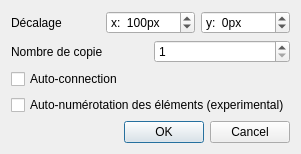
Qt form sources/ui/multipastedialog.ui (qelectrotech/qelectrotech-source-mirror) before a commit.
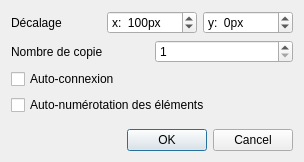
The same form after that commit.

Commit message: Multipaste : auto-num of element work, even if the option "erase label on copy /paste" is enable.

Diff of the .ui file:
```diff
--- a/sources/ui/multipastedialog.ui
+++ b/sources/ui/multipastedialog.ui
@@ -6,8 +6,8 @@
    <rect>
     <x>0</x>
     <y>0</y>
-    <width>261</width>
-    <height>136</height>
+    <width>304</width>
+    <height>162</height>
    </rect>
   </property>
   <property name="windowTitle">
@@ -90,14 +90,14 @@
    <item>
     <widget class="QCheckBox" name="m_auto_connection_cb">
      <property name="text">
-      <string>Auto-connection</string>
+      <string>Auto-connexion</string>
      </property>
     </widget>
    </item>
    <item>
     <widget class="QCheckBox" name="m_auto_num_cb">
      <property name="text">
-      <string>Auto-numérotation des éléments (experimental)</string>
+      <string>Auto-numérotation des éléments</string>
      </property>
     </widget>
    </item>
```
The commit also changes 3 other files.
